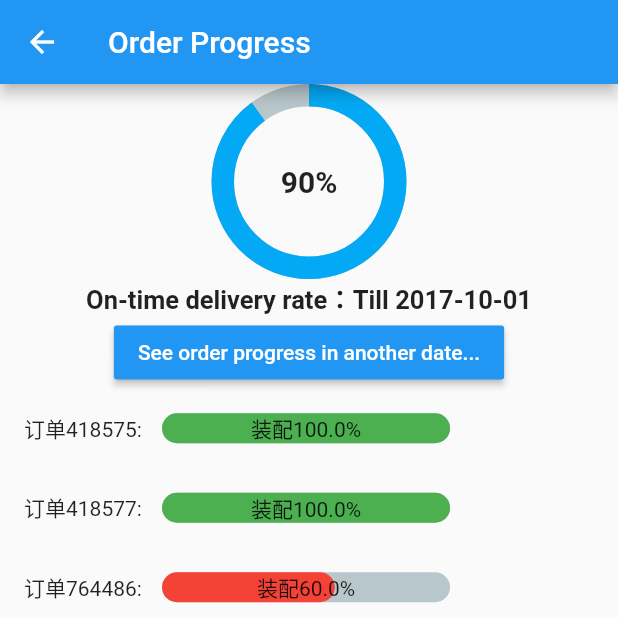
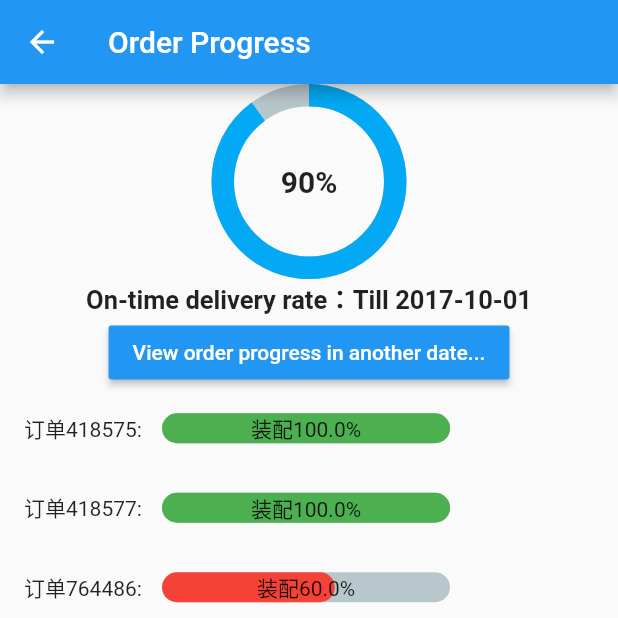
Before and after one commit to CCl4-NJU/gantt_flutter, a Flutter app: the ProgressDemoPage screen opened directly, on a phone screen of 412 x 824 dp, the top half of it. Run offline on Flutter 3.47's test engine with Material 2 defaults, Android fonts, the phone set to English and light mode, and no system bars; drawn by our look-alikes of percent_indicator; our stand-ins replace charts_flutter, flutter_datetime_picker; missing offline and left inert: date_utils.

Commit message:
finishi dynamic show date, main data change left to be done

```diff
--- a/lib/calendar_demo/gantt_chart/gantt_chart_screen.dart
+++ b/lib/calendar_demo/gantt_chart/gantt_chart_screen.dart
@@ -50,7 +50,14 @@ class GranttChartScreenState extends State<GranttChartScreen>
         firstDate: DateTime(DateTime.now().year - 5),
         lastDate: DateTime(DateTime.now().year + 5),
       );
+      setState(() {
+        fromDate = picked;
+        toDate = fromDate.add(new Duration(days: 1));
+      });
       print(picked);
+      print(fromDate);
+      print(toDate);
+      //TODO: Change gantt data
     }
 
     return Scaffold(
@@ -68,7 +75,7 @@ class GranttChartScreenState extends State<GranttChartScreen>
                     onPressed: () {
                       datePicker();
                     },
-                    child: Text("See resource gantt in another date..."),
+                    child: Text("View resource gantt in another date..."),
                   ),
                 ],
               ),
--- a/lib/calendar_demo/gantt_chart/product_gantt_page.dart
+++ b/lib/calendar_demo/gantt_chart/product_gantt_page.dart
@@ -48,7 +48,14 @@ class ProductGranttScreenState extends State<ProductGanttPage>
         firstDate: DateTime(DateTime.now().year - 5),
         lastDate: DateTime(DateTime.now().year + 5),
       );
+      setState(() {
+        fromDate = picked;
+        toDate = fromDate.add(new Duration(days: 1));
+      });
+      print(fromDate);
+      print(toDate);
       print(picked);
+      //TODO:Change gantt data
     }
 
     return Scaffold(
@@ -66,7 +73,7 @@ class ProductGranttScreenState extends State<ProductGanttPage>
                     onPressed: () {
                       datePicker();
                     },
-                    child: Text("See product gantt in another date..."),
+                    child: Text("View product gantt in another date..."),
                   ),
                 ],
               ),
--- a/lib/calendar_demo/gantt_chart/progress_demo_page.dart
+++ b/lib/calendar_demo/gantt_chart/progress_demo_page.dart
@@ -1,6 +1,7 @@
 import 'package:flutter/material.dart';
 import 'package:percent_indicator/percent_indicator.dart';
 import 'models.dart';
+import 'package:intl/intl.dart';
 import 'package:flutter_datetime_picker/flutter_datetime_picker.dart';
 
 var progress_colors = [
@@ -18,52 +19,13 @@ class ProgressDemoPage extends StatefulWidget {
 class ProgressDemoPageState extends State<ProgressDemoPage> {
   var _data_items = <OrderData>[];
   var _delivery_rate = 0;
+  DateTime _selected_date = DateTime(2017, 10, 1);
 
   @override
   void initState() {
     super.initState();
     /** 以下是硬编码假数据 */
-    _data_items.add(new OrderData(
-        '418575',
-        [
-          new ProgressData('装配', 1),
-        ],
-        false));
-    _data_items.add(new OrderData(
-        '418577',
-        [
-          new ProgressData('装配', 1),
-        ],
-        false));
-    _data_items.add(new OrderData(
-        '764486',
-        [
-          new ProgressData('装配', 0.6),
-        ],
-        true));
-    _data_items.add(new OrderData(
-        '762904',
-        [
-          new ProgressData('装配', 0.23),
-          new ProgressData('测试', 0.18),
-        ],
-        false));
-    _data_items.add(new OrderData(
-        '418477',
-        [
-          new ProgressData('装配', 0.23),
-          new ProgressData('测试', 0),
-        ],
-        false));
-    _data_items.add(new OrderData(
-        '418006',
-        [
-          new ProgressData('装配', 0.20),
-          new ProgressData('测试', 0.18),
-        ],
-        true));
-
-    _delivery_rate = 90;
+    getProgressData();
     /** 硬编码假数据结束 */
   }
 
@@ -87,6 +49,11 @@ class ProgressDemoPageState extends State<ProgressDemoPage> {
         firstDate: DateTime(DateTime.now().year - 5),
         lastDate: DateTime(DateTime.now().year + 5),
       );
+      setState(() {
+        _selected_date = picked;
+      });
+
+      //TODO:Change progress data
       print(picked);
     }
 
@@ -106,7 +73,8 @@ class ProgressDemoPageState extends State<ProgressDemoPage> {
           ? Colors.red
           : progress_colors[4 - (_delivery_rate ~/ 20)],
       footer: new Text(
-        'On-time delivery rate：Till 2017-10-01',
+        'On-time delivery rate：Till ' +
+            DateFormat('yyyy-MM-dd').format(_selected_date),
         style: new TextStyle(fontWeight: FontWeight.bold, fontSize: 17.0),
       ),
     ));
@@ -120,7 +88,7 @@ class ProgressDemoPageState extends State<ProgressDemoPage> {
             onPressed: () {
               datePicker();
             },
-            child: Text("See order progress in another date..."),
+            child: Text("View order progress in another date..."),
           ),
         ],
       ),
@@ -170,4 +138,48 @@ class ProgressDemoPageState extends State<ProgressDemoPage> {
       child: content,
     );
   }
+
+  getProgressData() {
+    _data_items.add(new OrderData(
+        '418575',
+        [
+          new ProgressData('装配', 1),
+        ],
+        false));
+    _data_items.add(new OrderData(
+        '418577',
+        [
+          new ProgressData('装配', 1),
+        ],
+        false));
+    _data_items.add(new OrderData(
+        '764486',
+        [
+          new ProgressData('装配', 0.6),
+        ],
+        true));
+    _data_items.add(new OrderData(
+        '762904',
+        [
+          new ProgressData('装配', 0.23),
+          new ProgressData('测试', 0.18),
+        ],
+        false));
+    _data_items.add(new OrderData(
+        '418477',
+        [
+          new ProgressData('装配', 0.23),
+          new ProgressData('测试', 0),
+        ],
+        false));
+    _data_items.add(new OrderData(
+        '418006',
+        [
+          new ProgressData('装配', 0.20),
+          new ProgressData('测试', 0.18),
+        ],
+        true));
+
+    _delivery_rate = 90;
+  }
 }
```
Also changed, not shown: lib/calendar_demo/gantt_chart/load_demo_page.dart (+12 -7 lines).
